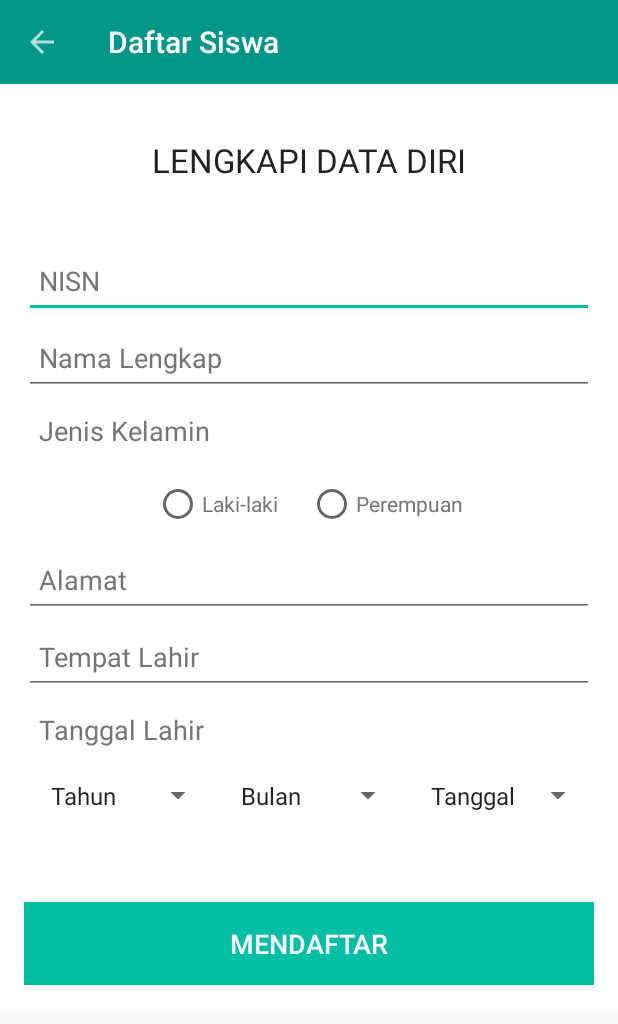
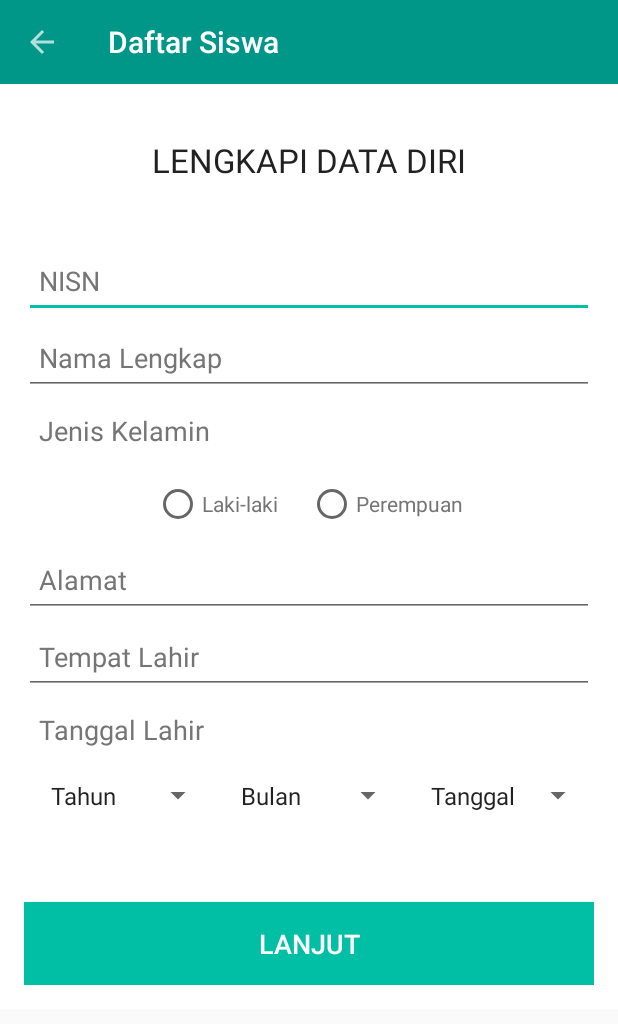
Before and after one commit to SkensaTech/ZonaMagangAndroid, an Android app: the step_1_siswa_daftar screen opened directly, with no data from a screen before it, on a phone screen of 412 x 824 dp. Shown: the top 1024 px of the screen. Run offline under Robolectric (Android 15) with nearby library versions, the phone set to English and light mode, and no system bars.

Commit message:
bug fixes

```diff
--- a/app/src/main/res/layout/activity_step_1_siswa_daftar.xml
+++ b/app/src/main/res/layout/activity_step_1_siswa_daftar.xml
@@ -146,7 +146,7 @@
             <Button
                 android:layout_width="match_parent"
                 android:layout_height="wrap_content"
-                android:text="MENDAFTAR"
+                android:text="LANJUT"
                 android:id="@+id/BtnSiswa_step_1_submit"
                 android:textSize="18dp"
                 android:padding="15dp"
--- a/app/src/main/res/layout/activity_step_2_siswa.xml
+++ b/app/src/main/res/layout/activity_step_2_siswa.xml
@@ -70,7 +70,7 @@
                 <Button
                     android:layout_width="match_parent"
                     android:layout_height="wrap_content"
-                    android:text="MENDAFTAR"
+                    android:text="LANJUT"
                     android:id="@+id/BtnSiswa_step_2_submit"
                     android:textSize="18dp"
                     android:padding="15dp"
--- a/app/src/main/res/layout/activity_step_3_siswa.xml
+++ b/app/src/main/res/layout/activity_step_3_siswa.xml
@@ -56,7 +56,7 @@
             <Button
                 android:layout_width="match_parent"
                 android:layout_height="wrap_content"
-                android:text="MENDAFTAR"
+                android:text="SELESAI"
                 android:id="@+id/BtnSiswa_step_3_submit"
                 android:textSize="18dp"
                 android:padding="15dp"
```
Also changed, not shown: app/src/main/AndroidManifest.xml (+7 -1 lines).
